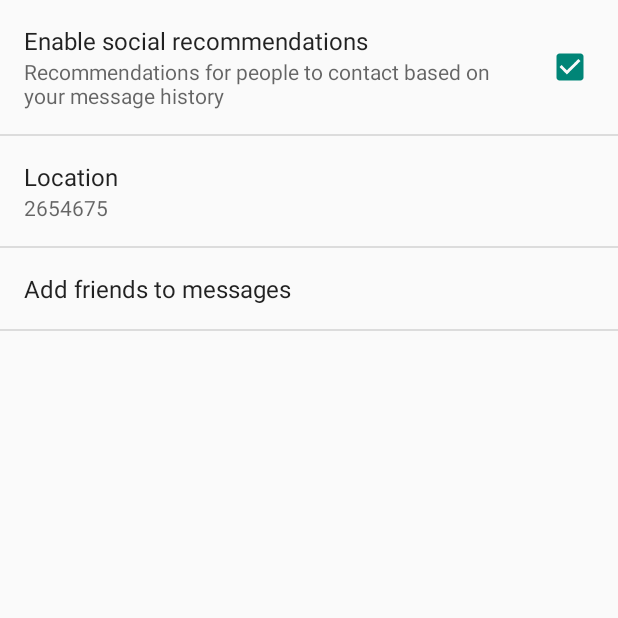
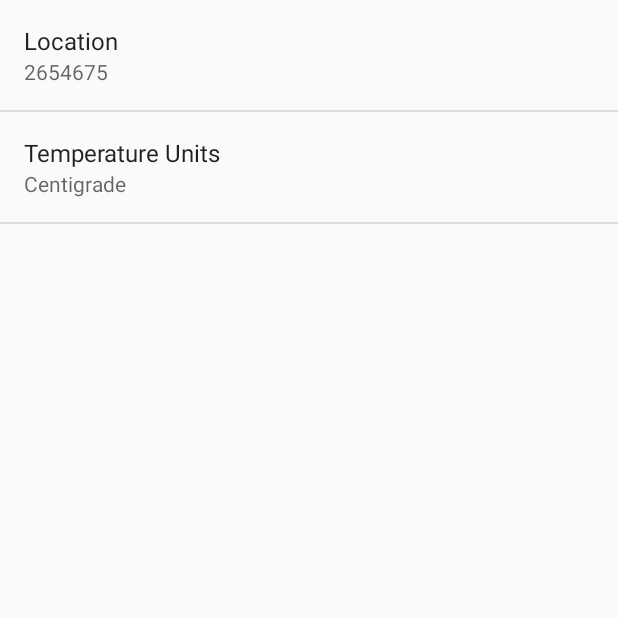
Before and after one commit to edmundjohnson/nd-sunshine, an Android app: the SettingsActivity screen opened directly, with no data from a screen before it, on a phone screen of 412 x 824 dp, the top half of it. Run offline under Robolectric (Android 15) with nearby library versions, the phone set to English and light mode, and no system bars.

Commit message:
Added temperature units to preferences

```diff
--- a/app/src/main/res/values/strings.xml
+++ b/app/src/main/res/values/strings.xml
@@ -6,10 +6,4 @@
 
     <string name="title_activity_settings">Settings</string>
 
-    <!-- Label for the location preference [CHAR LIMIT=30] -->
-    <string name="pref_location_label">Location</string>
-    <!-- Key for the location preference [CHAR LIMIT=NONE] -->
-    <string name="pref_location_key" translatable="false">location</string>
-    <!-- Default value for the location preference [CHAR LIMIT=NONE] -->
-    <string name="pref_location_default" translatable="false">2654675</string>
 </resources>
--- a/app/src/main/res/values/strings_activity_settings.xml
+++ b/app/src/main/res/values/strings_settings.xml
@@ -4,6 +4,7 @@
     <!-- Example General settings -->
     <string name="pref_header_general">General</string>
 
+    <!--
     <string name="pref_title_social_recommendations">Enable social recommendations</string>
     <string name="pref_description_social_recommendations">Recommendations for people to contact
         based on your message history
@@ -11,20 +12,32 @@
 
     <string name="pref_title_display_name">Display name</string>
     <string name="pref_default_display_name">John Smith</string>
+    -->
 
-    <string name="pref_title_add_friends_to_messages">Add friends to messages</string>
-    <string-array name="pref_example_list_titles">
-        <item>Always</item>
-        <item>When possible</item>
-        <item>Never</item>
+    <!-- Location -->
+
+    <!-- Label for the location preference [CHAR LIMIT=30] -->
+    <string name="pref_location_label">Location</string>
+    <!-- Key for the location preference [CHAR LIMIT=NONE] -->
+    <string name="pref_location_key" translatable="false">location</string>
+    <!-- Default value for the location preference [CHAR LIMIT=NONE] -->
+    <string name="pref_location_default" translatable="false">2654675</string>
+
+    <!-- Temperature Units -->
+    <string name="pref_temperature_units_label">Temperature Units</string>
+    <string name="pref_temperature_units_key" translatable="false">temperatureUnits</string>
+    <string-array name="pref_temperature_units_list_labels">
+        <item>Centigrade</item>
+        <item>Fahrenheit</item>
     </string-array>
-    <string-array name="pref_example_list_values">
-        <item>1</item>
-        <item>0</item>
-        <item>-1</item>
+    <string-array name="pref_temperature_units_list_values">
+        <item>C</item>
+        <item>F</item>
     </string-array>
+    <string name="pref_temperature_units_default" translatable="false">C</string>
 
     <!-- Example settings for Data & Sync -->
+    <!--
     <string name="pref_header_data_sync">Data &amp; sync</string>
 
     <string name="pref_title_sync_frequency">Sync frequency</string>
@@ -44,5 +57,6 @@
         <item>360</item>
         <item>-1</item>
     </string-array>
+    -->
 
 </resources>
--- a/app/src/main/res/xml/pref_general.xml
+++ b/app/src/main/res/xml/pref_general.xml
@@ -1,10 +1,12 @@
 <PreferenceScreen xmlns:android="http://schemas.android.com/apk/res/android">
 
+    <!--
     <CheckBoxPreference
         android:key="example_checkbox"
         android:title="@string/pref_title_social_recommendations"
         android:summary="@string/pref_description_social_recommendations"
         android:defaultValue="true" />
+    -->
 
     <!-- NOTE: EditTextPreference accepts EditText attributes. -->
     <!-- NOTE: EditTextPreference's summary should be set to its value by the activity code. -->
@@ -16,15 +18,15 @@
         android:singleLine="true"
         android:maxLines="1" />
 
-    <!-- NOTE: Hide buttons to simplify the UI. Users can touch outside the dialog to
-         dismiss it. -->
+    <!-- NOTE: Hide buttons to simplify the UI. Users can touch outside the dialog to dismiss it. -->
     <!-- NOTE: ListPreference's summary should be set to its value by the activity code. -->
     <ListPreference
-        android:key="example_list"
-        android:title="@string/pref_title_add_friends_to_messages"
-        android:defaultValue="-1"
-        android:entries="@array/pref_example_list_titles"
-        android:entryValues="@array/pref_example_list_values"
+        android:key="@string/pref_temperature_units_key"
+        android:title="@string/pref_temperature_units_label"
+        android:defaultValue="@string/pref_temperature_units_default"
+        android:entries="@array/pref_temperature_units_list_labels"
+        android:entryValues="@array/pref_temperature_units_list_values"
+        android:summary="%s"
         android:negativeButtonText="@null"
         android:positiveButtonText="@null" />
 
```
Also changed, not shown: app/src/main/java/uk/jumpingmouse/sunshine/MainFragment.java (+90 -46 lines), app/src/main/java/uk/jumpingmouse/sunshine/WeatherDataParser.java (+26 -51 lines).
